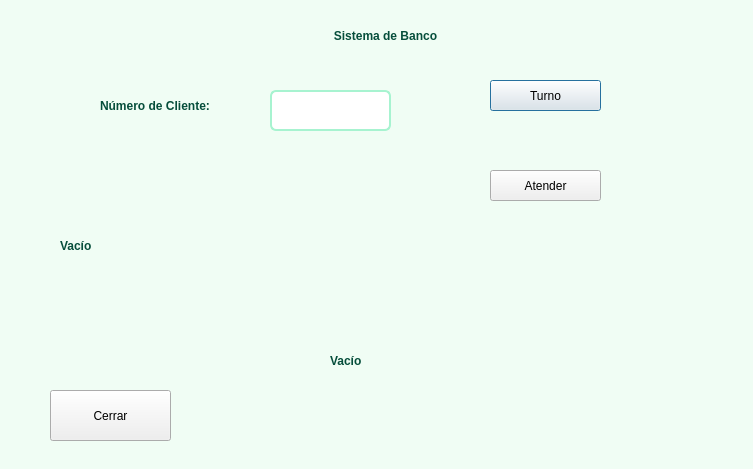
jpbustamante72421/ClaseViernes12-06-2026, file ui/bancoQueue.ui: the form before one commit.
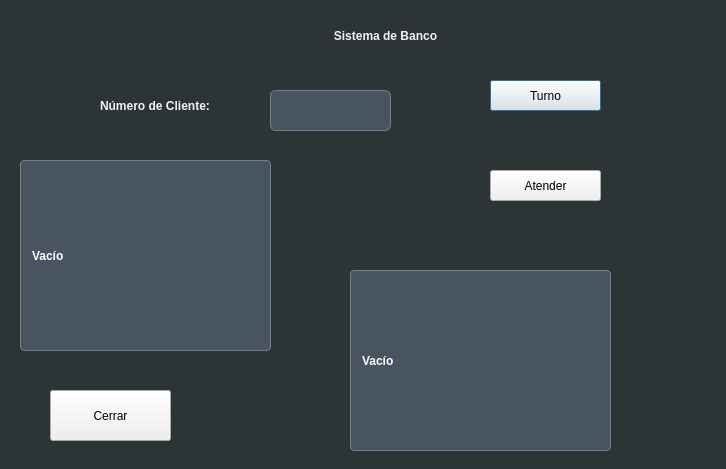
The form after the commit.

Diff of the .ui file:
```diff
--- a/ui/bancoQueue.ui
+++ b/ui/bancoQueue.ui
@@ -6,7 +6,7 @@
    <rect>
     <x>0</x>
     <y>0</y>
-    <width>753</width>
+    <width>726</width>
     <height>469</height>
    </rect>
   </property>
@@ -14,75 +14,77 @@
    <string>Dialog</string>
   </property>
   <property name="styleSheet">
-   <string notr="true">/* --- Estilo: Emerald Banking Pro --- */
-
+   <string notr="true">/* --- Fondo: Gris Acero Profundo --- */
 QDialog {
-    background-color: #F0FDF4; /* Fondo verde muy claro y relajante */
+    background-color: #2D3436; 
 }
 
-/* Título imponente */
-QLabel#label { 
-    color: #065F46; 
-    font-size: 40px; 
-    font-weight: 900; 
-    text-transform: uppercase;
-    letter-spacing: -1px;
-    margin-bottom: 30px;
-}
-
-/* Etiquetas pequeñas y elegantes */
+/* --- TÍTULOS Y ETIQUETAS --- */
 QLabel {
-    color: #064E3B;
-    font-size: 12px;
+    color: #F1F2F6;
     font-weight: 700;
 }
 
-/* Input con borde sutil pero marcado */
+/* Título Sistema de Banco - Grande y blanco */
+QLabel#label {
+    font-size: 44px;
+    margin-bottom: 30px;
+    color: #FFFFFF;
+    font-weight: 900;
+}
+
+/* Campos de entrada */
 QLineEdit {
-    background-color: #FFFFFF;
-    border: 2px solid #A7F3D0;
+    background-color: #485460;
+    border: 1px solid #74808A;
     border-radius: 6px;
     padding: 10px;
-    font-size: 14px;
-    color: #064E3B;
+    color: #FFFFFF;
+    font-size: 16px;
+    font-weight: 600;
 }
 
-QLineEdit:focus {
-    border: 2px solid #059669;
+/* --- Etiquetas de datos (&quot;Vacíos&quot;) con letra más pequeña --- */
+QLabel#label_3, QLabel#label_4 {
+    background-color: #485460;
+    border: 1px solid #74808A;
+    border-radius: 4px;
+    padding: 8px;
+    color: #FFFFFF;
+    font-size: 12px; /* Letra más pequeña y técnica */
+    font-weight: 500;
 }
 
-/* --- BOTONES CON PERSONALIDAD --- */
+/* --- BOTONES: ESCALA DE GRISES --- */
 
-/* Botón Turno: Acción Principal */
-QPushButton#btnTurno { 
-    background-color: #059669; 
-    color: white; 
-    border-radius: 6px; 
+/* Botón Turno: Gris claro */
+QPushButton#btnTurno {
+    background-color: #DCDDE1;
+    color: #2D3436;
     font-weight: 800;
-    padding: 10px;
+    border-radius: 6px;
+    padding: 8px;
 }
 QPushButton#btnTurno:hover { background-color: #047857; }
 
-/* Botón Atender: Acción de Proceso */
-QPushButton#btnAtender { 
-    background-color: #34D399; 
-    color: #064E3B; 
-    border-radius: 6px; 
+/* Botón Atender: Gris medio */
+QPushButton#btnAtender {
+    background-color: #B2BEC3;
+    color: #2D3436;
     font-weight: 800;
-    padding: 10px;
+    border-radius: 6px;
+    padding: 8px;
 }
 QPushButton#btnAtender:hover { background-color: #10B981; }
 
-/* Botón Cerrar: Acción de Salida */
-QPushButton#btnCerrar { 
-    background-color: #D1FAE5; 
-    color: #065F46; 
-    border-radius: 6px; 
+/* Botón Cerrar: Gris oscuro */
+QPushButton#btnCerrar {
+    background-color: #7F8C8D;
+    color: #FFFFFF;
     font-weight: 800;
-    padding: 10px;
-}
-QPushButton#btnCerrar:hover { background-color: #A7F3D0; }
-</string>
+    border-radius: 6px;
+    padding: 8px;
+}</string>
   </property>
   <widget class="QLabel" name="titulo">
    <property name="geometry">
@@ -152,9 +154,9 @@
   <widget class="QLabel" name="label_3">
    <property name="geometry">
     <rect>
-     <x>60</x>
-     <y>150</y>
-     <width>291</width>
+     <x>20</x>
+     <y>160</y>
+     <width>251</width>
      <height>191</height>
     </rect>
    </property>
@@ -178,9 +180,9 @@
   <widget class="QLabel" name="label_4">
    <property name="geometry">
     <rect>
-     <x>330</x>
+     <x>350</x>
      <y>270</y>
-     <width>391</width>
+     <width>261</width>
      <height>181</height>
     </rect>
    </property>
```
Left out of the diff: 2 changed lines with no effect on the pictures.
